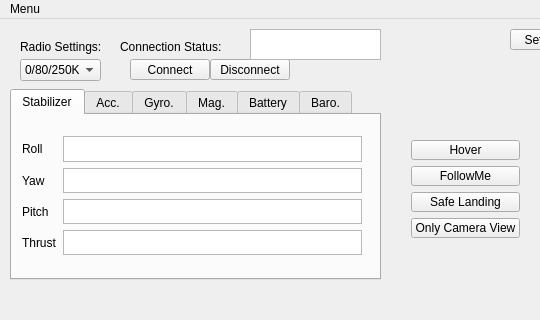
Qt form app/mainwindow.ui (saccharios/FollowMeFlie) before a commit; both pictures show x 0 to 540 and y 0 to 320 of the 660 by 603 pixel window.
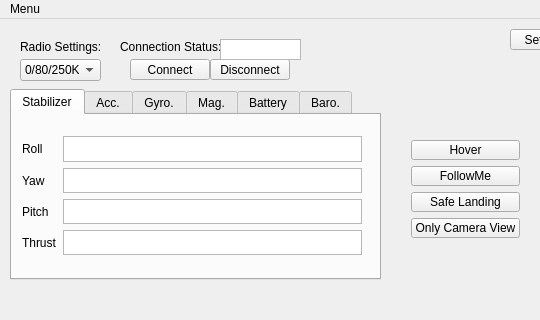
The same form after that commit.

What changed in the file:
```diff
--- a/app/mainwindow.ui
+++ b/app/mainwindow.ui
@@ -629,15 +629,15 @@
    <widget class="QPlainTextEdit" name="display_ConnectionStatus">
     <property name="geometry">
      <rect>
-      <x>250</x>
-      <y>10</y>
-      <width>131</width>
-      <height>31</height>
+      <x>220</x>
+      <y>20</y>
+      <width>81</width>
+      <height>21</height>
      </rect>
     </property>
     <property name="font">
      <font>
-      <pointsize>8</pointsize>
+      <pointsize>6</pointsize>
      </font>
     </property>
    </widget>
```
